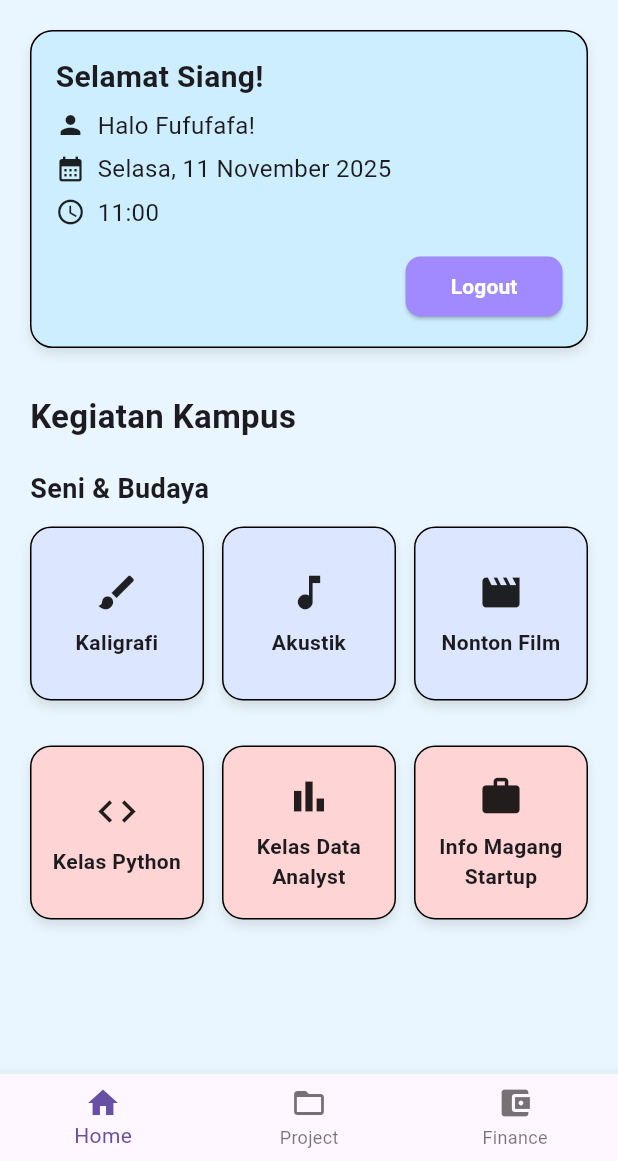
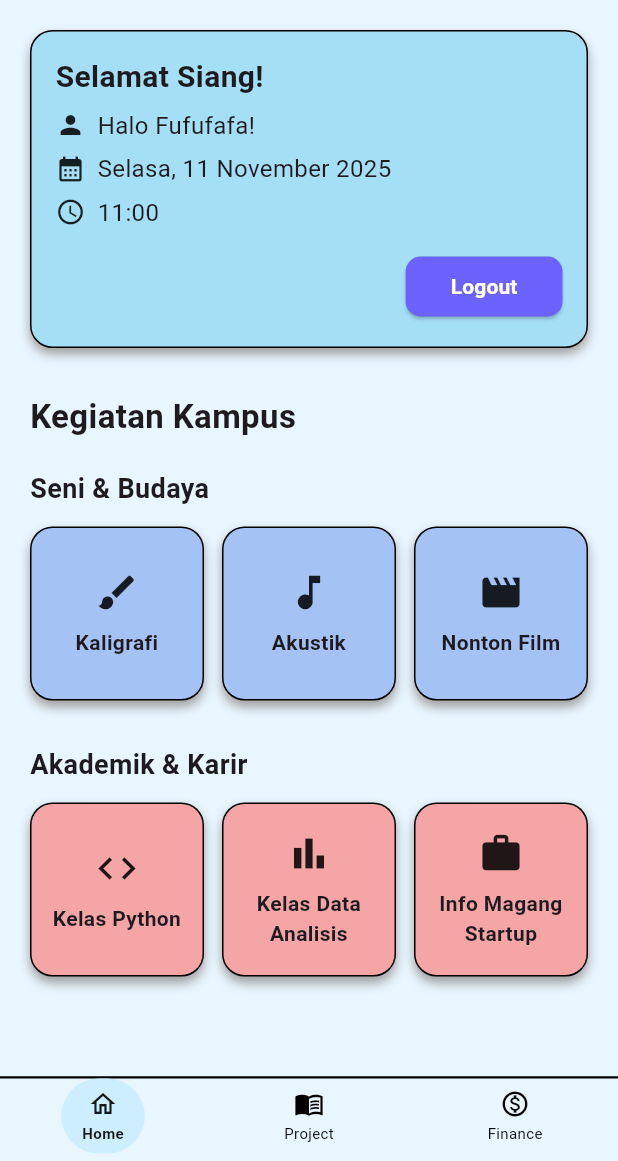
Before and after one commit to Kentangz/EcoCampus, a Flutter app: the screen it shows once a user with an empty profile is signed in, on a phone screen of 412 x 824 dp, the part 75-1236 px from its top. Run offline on Flutter 3.47's test engine with Material 3 defaults, Android fonts, the phone set to English and light mode, and no system bars; our stand-ins replace app_links, cloud_firestore, firebase_auth, firebase_core, flutter_dotenv, get; accounts and stored records are empty; Roboto replaces fonts that are missing (poppins).

Commit message:
Amma - update tampilan user dan navigasi bar

```diff
--- a/lib/app/modules/dashboard_user/controllers/dashboard_user_controller.dart
+++ b/lib/app/modules/dashboard_user/controllers/dashboard_user_controller.dart
@@ -4,7 +4,16 @@ import 'package:get/get.dart';
 class DashboardUserController extends GetxController {
   final _authRepo = AuthenticationRepository.instance;
 
+  final userName = 'Halo Fufufafa!'.obs;
+  final currentDate = 'Selasa, 11 November 2025'.obs;
+  final currentTime = '11:00'.obs;
+
+  final selectedIndex = 0.obs;
+
   void logout() {
     _authRepo.logout();
   }
+  void changeTab(int index) {
+    selectedIndex.value = index;
+  }
 }
--- a/lib/app/modules/dashboard_user/views/dashboard_user_view.dart
+++ b/lib/app/modules/dashboard_user/views/dashboard_user_view.dart
@@ -1,119 +1,86 @@
 import 'package:flutter/material.dart';
 import 'package:get/get.dart';
 import 'package:ecocampus/app/modules/dashboard_user/controllers/dashboard_user_controller.dart';
+import 'package:ecocampus/app/modules/project/views/project_view.dart';
+import 'package:ecocampus/app/modules/finance/views/finance_view.dart';
 
 class DashboardUserView extends GetView<DashboardUserController> {
   const DashboardUserView({super.key});
 
+  final List<Widget> _pages = const [
+    _DashboardHomeContent(),
+    ProjectView(),
+    FinanceView(),
+  ];
+
   @override
   Widget build(BuildContext context) {
     return Scaffold(
-      backgroundColor: const Color(0xffEAF6FF),
-      body: SafeArea(
-        child: SingleChildScrollView(
+      backgroundColor: const Color(0xffe8f6ff),
+
+      body: Obx(() {
+        return SafeArea(
+          child: _pages[controller.selectedIndex.value],
+        );
+      }),
+
+      bottomNavigationBar: _BottomNavBar(controller: controller),
+    );
+  }
+}
+
+class _DashboardHomeContent extends GetView<DashboardUserController> {
+  const _DashboardHomeContent();
+
+  final List<Map<String, dynamic>> _seniBudayaActivities = const [
+    {'icon': Icons.brush, 'title': "Kaligrafi"},
+    {'icon': Icons.music_note, 'title': "Akustik"},
+    {'icon': Icons.movie, 'title': "Nonton Film"},
+  ];
+
+  final List<Map<String, dynamic>> _akademikKarirActivities = const [
+    {'icon': Icons.code, 'title': "Kelas Python"},
+    {'icon': Icons.bar_chart, 'title': "Kelas Data Analisis"},
+    {'icon': Icons.work, 'title': "Info Magang Startup"},
+  ];
+
+  @override
+  Widget build(BuildContext context) {
+    return SingleChildScrollView(
       padding: const EdgeInsets.symmetric(horizontal: 20, vertical: 16),
       child: Column(
         crossAxisAlignment: CrossAxisAlignment.start,
         children: [
           // TITLE
-              const Text(
-                "EcoCampus",
-                style: TextStyle(
-                  fontFamily: "poppins",
-                  fontSize: 24,
-                  fontWeight: FontWeight.bold,
-                ),
-              ),
-
+          const Text("EcoCampus", style: TextStyle(fontFamily: "poppins", fontSize: 24, fontWeight: FontWeight.bold)),
           const SizedBox(height: 20),
 
           Container(
             padding: const EdgeInsets.all(16),
-                decoration: BoxDecoration(
-                  color: const Color(0xffCDEEFF),
-                  borderRadius: BorderRadius.circular(15),
-                  border: Border.all(
-                    color: Colors.black,
-                    width: 1
-                  ),
-                  boxShadow: [
-                    BoxShadow(
-                      color: Colors.black.withOpacity(0.1),
-                      blurRadius: 5,
-                      offset: const Offset(0, 4),
-                    ),
-                  ],
-                ),
+            decoration: _cardDecoration(const Color(0xffa5dff5)),
             child: Column(
               crossAxisAlignment: CrossAxisAlignment.start,
               children: [
-                    const Text(
-                      "Selamat Siang!",
-                      style: TextStyle(
-                        fontFamily: "poppins",
-                        fontSize: 20,
-                        fontWeight: FontWeight.w600,
-                      ),
-                    ),
-
+                const Text("Selamat Siang!", style: TextStyle(fontFamily: "poppins", fontSize: 20, fontWeight: FontWeight.w600)),
                 const SizedBox(height: 6),
 
-                    Row(
-                      children: const [
-                        Icon(Icons.person, size: 20),
-                        SizedBox(width: 8),
-                        Text(
-                          "Halo Fufufafa!",
-                          style: TextStyle(fontSize: 16),
-                        )
-                      ],
-                    ),
-
+                Obx(() => _infoRow(Icons.person, controller.userName.value)),
                 const SizedBox(height: 6),
-
-                    Row(
-                      children: const [
-                        Icon(Icons.calendar_month, size: 20),
-                        SizedBox(width: 8),
-                        Text(
-                          "Selasa, 11 November 2025",
-                          style: TextStyle(fontSize: 16),
-                        )
-                      ],
-                    ),
-
+                Obx(() => _infoRow(Icons.calendar_month, controller.currentDate.value)),
                 const SizedBox(height: 6),
-
-                    Row(
-                      children: const [
-                        Icon(Icons.access_time, size: 20),
-                        SizedBox(width: 8),
-                        Text(
-                          "11:00",
-                          style: TextStyle(fontSize: 16),
-                        )
-                      ],
-                    ),
-
+                Obx(() => _infoRow(Icons.access_time, controller.currentTime.value)),
                 const SizedBox(height: 14),
 
                 Align(
                   alignment: Alignment.centerRight,
                   child: ElevatedButton(
                     style: ElevatedButton.styleFrom(
-                          backgroundColor: const Color(0xffA18AFF),
-                          padding: const EdgeInsets.symmetric(
-                              horizontal: 30, vertical: 10),
-                          shape: RoundedRectangleBorder(
-                              borderRadius: BorderRadius.circular(10)),
+                      backgroundColor: const Color(0xff6c63ff),
+                      padding: const EdgeInsets.symmetric(horizontal: 30, vertical: 10),
+                      shape: RoundedRectangleBorder(borderRadius: BorderRadius.circular(10)),
                     ),
                     onPressed: controller.logout,
-                        child: const Text ("Logout",
-                        style: TextStyle(
-                          color: Colors.white,
-                          fontWeight: FontWeight.bold,
-                        ),
-                      ),
+                    child: const Text("Logout", style: TextStyle(color: Colors.white, fontWeight: FontWeight.bold)),
                   ),
                 )
               ],
@@ -121,99 +88,54 @@ class DashboardUserView extends GetView<DashboardUserController> {
           ),
 
           const SizedBox(height: 30),
-
-              // SECTION TITLE
-              const Text(
-                "Kegiatan Kampus",
-                style: TextStyle(
-                  fontSize: 22,
-                  fontWeight: FontWeight.w700,
-                ),
-              ),
-
+          const Text("Kegiatan Kampus", style: TextStyle(fontSize: 22, fontWeight: FontWeight.w700)),
           const SizedBox(height: 20),
 
-              // SUBTITLE
-              const Text(
-                "Seni & Budaya",
-                style: TextStyle(
-                  fontSize: 18,
-                  fontWeight: FontWeight.w600,
+          const Text("Seni & Budaya", style: TextStyle(fontSize: 18, fontWeight: FontWeight.w600)),
+          const SizedBox(height: 12),
+          _buildActivityGrid(activities: _seniBudayaActivities, color: const Color(
+              0xffa5c2f5)),
+
+          const SizedBox(height: 30),
+
+          const Text("Akademik & Karir", style: TextStyle(fontSize: 18, fontWeight: FontWeight.w600)),
+          const SizedBox(height: 12),
+          _buildActivityGrid(activities: _akademikKarirActivities, color: const Color(
+              0xfff5a5a5)),
+        ],
       ),
-              ),
+    );
+  }
 
-              const SizedBox(height: 12),
+  Widget _infoRow(IconData icon, String text) {
+    return Row(
+      children: [
+        Icon(icon, size: 20),
+        const SizedBox(width: 8),
+        Text(text, style: const TextStyle(fontSize: 16)),
+      ],
+    );
+  }
 
-              GridView.count(
+  Widget _buildActivityGrid({
+    required List<Map<String, dynamic>> activities,
+    required Color color,
+  }) {
+    return GridView.count(
       shrinkWrap: true,
       physics: const NeverScrollableScrollPhysics(),
       crossAxisCount: 3,
       crossAxisSpacing: 12,
       mainAxisSpacing: 12,
       childAspectRatio: 1,
-
-                children: [
-                  _activityCard(
-                    icon: Icons.brush,
-                    title: "Kaligrafi",
-                    color: const Color(0xffDCE6FF),
-                  ),
-                  _activityCard(
-                    icon: Icons.music_note,
-                    title: "Akustik",
-                    color: const Color(0xffDCE6FF),
-                  ),
-                  _activityCard(
-                    icon: Icons.movie,
-                    title: "Nonton Film",
-                    color: const Color(0xffDCE6FF),
-                  ),
-                ],
-              ),
-
-              const SizedBox(height: 30),
-
-              GridView.count(
-                shrinkWrap: true,
-                physics: const NeverScrollableScrollPhysics(),
-                crossAxisCount: 3,
-                crossAxisSpacing: 12,
-                mainAxisSpacing: 12,
-                childAspectRatio: 1,
-                children: [
-                  _activityCard(
-                    icon: Icons.code,
-                    title: "Kelas Python",
-                    color: const Color(0xffFFD4D4),
-                  ),
-                  _activityCard(
-                    icon: Icons.bar_chart,
-                    title: "Kelas Data Analyst",
-                    color: const Color(0xffFFD4D4),
-                  ),
-                  _activityCard(
-                    icon: Icons.work,
-                    title: "Info Magang Startup",
-                    color: const Color(0xffFFD4D4),
-                  ),
-                ],
-              ),
-
-            ],
-          ),
-        ),
-      ),
-
-      bottomNavigationBar: BottomNavigationBar(
-        currentIndex: 0,
-        items: const [
-          BottomNavigationBarItem(icon: Icon(Icons.home), label: "Home"),
-          BottomNavigationBarItem(
-              icon: Icon(Icons.folder_open), label: "Project"),
-          BottomNavigationBarItem(
-              icon: Icon(Icons.account_balance_wallet), label: "Finance"),
-        ],
-      ),
+      children: activities.map((activity) {
+        return _activityCard(
+          icon: activity['icon'] as IconData,
+          title: activity['title'] as String,
+          color: color,
+          onTap: null,
+        );
+      }).toList(),
     );
   }
 
@@ -221,26 +143,15 @@ class DashboardUserView extends GetView<DashboardUserController> {
     required IconData icon,
     required String title,
     required Color color,
+    required VoidCallback? onTap,
   }) {
-    return Container(
+    return InkWell(
+      onTap: onTap,
+      child: Container(
         width: 100,
         height: 100,
         padding: const EdgeInsets.all(12),
-      decoration: BoxDecoration(
-        color: color,
-        borderRadius: BorderRadius.circular(14),
-        border: Border.all(
-            color: Colors.black,     // warna border
-            width: 1
-        ),
-      boxShadow: [
-        BoxShadow(
-          color: Colors.black.withOpacity(0.1),
-          blurRadius: 5,
-          offset: const Offset(0, 4),
-        ),
-      ],
-      ),
+        decoration: _cardDecoration(color),
         child: Column(
           mainAxisAlignment: MainAxisAlignment.center,
           children: [
@@ -256,6 +167,135 @@ class DashboardUserView extends GetView<DashboardUserController> {
             )
           ],
         ),
+      ),
+    );
+  }
+
+  BoxDecoration _cardDecoration(Color color) {
+    return BoxDecoration(
+      color: color,
+      borderRadius: BorderRadius.circular(15),
+      border: Border.all(color: Colors.black, width: 1),
+      boxShadow: const [
+        BoxShadow(
+          color: Colors.grey,
+          blurRadius: 5,
+          offset: Offset(0, 4),
+        ),
+      ],
     );
   }
 }
+
+class _BottomNavBar extends StatelessWidget {
+  final DashboardUserController controller;
+  const _BottomNavBar({required this.controller});
+
+  static const Color _selectedBgColor = Color(0xffCDEEFF);
+  static const Color _primaryColor = Color(0xe4000000);
+  static const Color _unselectedColor = Colors.black;
+  static const Color _barBgColor = Color(0xffe8f6ff);
+
+  Widget _NavTabItem({
+    required IconData icon,
+    required String label,
+    required int index,
+    required int selectedIndex,
+    required VoidCallback onTap,
+  }) {
+    final isSelected = index == selectedIndex;
+
+    final content = Column(
+      mainAxisAlignment: MainAxisAlignment.center,
+      children: [
+        Icon(
+          icon,
+          size: 20,
+          color: isSelected ? _primaryColor : _unselectedColor,
+        ),
+        const SizedBox(height: 2),
+        Text(
+          label,
+          style: TextStyle(
+            fontSize: 10,
+            fontWeight: isSelected ? FontWeight.bold : FontWeight.normal,
+            color: isSelected ? _primaryColor : _unselectedColor,
+          ),
+        ),
+      ],
+    );
+
+    return Expanded(
+      child: InkWell(
+        onTap: onTap,
+        child: Container(
+          height: 50,
+          padding: const EdgeInsets.symmetric(horizontal: 10),
+          child: Center(
+            child: Container(
+              padding: const EdgeInsets.symmetric(horizontal: 14, vertical: 4),
+              decoration: isSelected
+                  ? BoxDecoration(
+                color: _selectedBgColor,
+                borderRadius: BorderRadius.circular(30),
+              )
+                  : null,
+              child: content,
+            ),
+          ),
+        ),
+      ),
+    );
+  }
+
+  @override
+  Widget build(BuildContext context) {
+    return Container(
+      padding: const EdgeInsets.only(bottom: 5),
+      decoration: const BoxDecoration(
+        color: _barBgColor,
+        boxShadow: [
+          BoxShadow(
+            color: Colors.black,
+            offset: Offset(0, -0.5),
+            blurRadius: 0,
+            spreadRadius: 1,
+          ),
+        ],
+      ),
+      child: Obx(() {
+        final selectedIndex = controller.selectedIndex.value;
+
+        return Row(
+          mainAxisAlignment: MainAxisAlignment.spaceAround,
+          children: [
+
+            _NavTabItem(
+              icon: Icons.home_outlined,
+              label: "Home",
+              index: 0,
+              selectedIndex: selectedIndex,
+              onTap: () => controller.changeTab(0),
+            ),
+
+            _NavTabItem(
+              icon: Icons.menu_book,
+              label: "Project",
+              index: 1,
+              selectedIndex: selectedIndex,
+              onTap: () => controller.changeTab(1),
+            ),
+
+            _NavTabItem(
+              icon: Icons.monetization_on_outlined,
+              label: "Finance",
+              index: 2,
+              selectedIndex: selectedIndex,
+              onTap: () => controller.changeTab(2),
+            ),
+          ],
+        );
+      }),
+    );
+  }
+}
--- /dev/null
+++ b/lib/app/modules/finance/views/finance_view.dart
@@ -0,0 +1,15 @@
+import 'package:flutter/material.dart';
+
+class FinanceView extends StatelessWidget {
+  const FinanceView({super.key});
+
+  @override
+  Widget build(BuildContext context) {
+    return const Center(
+      child: Text(
+        "Halaman Finance Sedang Dibangun",
+        style: TextStyle(fontSize: 20, fontWeight: FontWeight.w600),
+      ),
+    );
+  }
+}
--- /dev/null
+++ b/lib/app/modules/project/views/project_view.dart
@@ -0,0 +1,16 @@
+import 'package:flutter/material.dart';
+
+// View Kosong untuk Project
+class ProjectView extends StatelessWidget {
+  const ProjectView({super.key});
+
+  @override
+  Widget build(BuildContext context) {
+    return const Center(
+      child: Text(
+        "Halaman Project Sedang Dibangun",
+        style: TextStyle(fontSize: 20, fontWeight: FontWeight.w600),
+      ),
+    );
+  }
+}
```
Also changed, not shown: lib/app/modules/finance/bindings/finance_binding.dart (added), lib/app/modules/finance/controllers/finance_controller.dart (added), lib/app/modules/project/bindings/project_binding.dart (added), lib/app/modules/project/controllers/project_controller.dart (added), pubspec.lock. Lines whose indentation alone changed are shown as unchanged.
